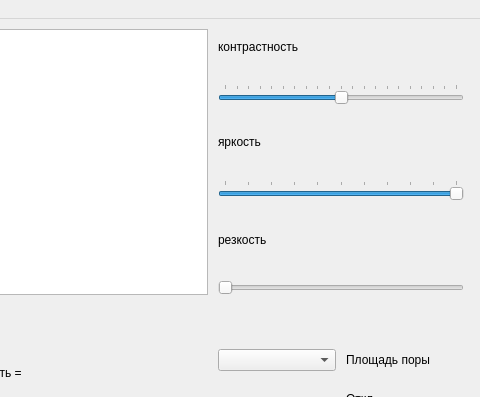
Above: 11/ui/uisppr.ui from Devoranima/ImageAnalysis before the change; both pictures show x 327 to 807 and y 0 to 397 of the 807 by 606 pixel window. Below: the same form after it.
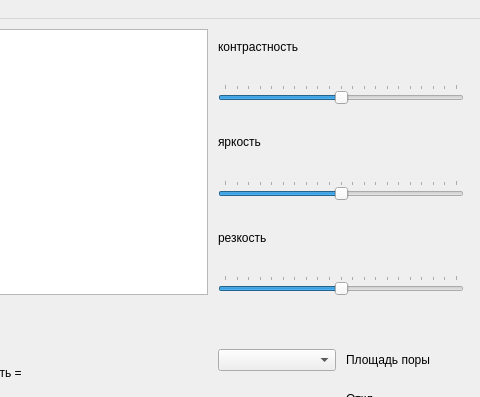
That is the form after the change.

Diff of the .ui file:
```diff
--- a/11/ui/uisppr.ui
+++ b/11/ui/uisppr.ui
@@ -205,7 +205,7 @@
          <item>
           <widget class="QSlider" name="ImageBrightnessSlider">
            <property name="maximum">
-            <number>100</number>
+            <number>200</number>
            </property>
            <property name="singleStep">
             <number>10</number>
@@ -243,6 +243,9 @@
          </item>
          <item>
           <widget class="QSlider" name="ImageSharpnessSlider">
+           <property name="minimum">
+            <number>-100</number>
+           </property>
            <property name="maximum">
             <number>100</number>
            </property>
@@ -252,6 +255,12 @@
            <property name="orientation">
             <enum>Qt::Horizontal</enum>
            </property>
+           <property name="tickPosition">
+            <enum>QSlider::TicksAbove</enum>
+           </property>
+           <property name="tickInterval">
+            <number>10</number>
+           </property>
           </widget>
          </item>
         </layout>
```
Left out of the diff: 10 changed lines with no effect on the pictures.
